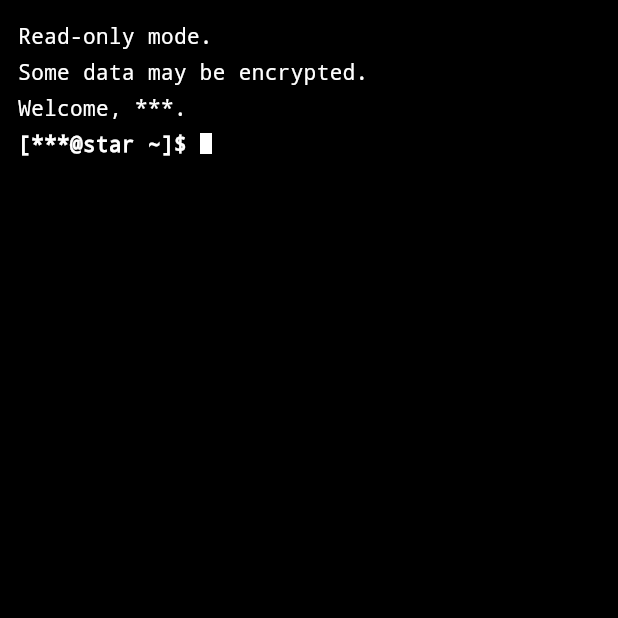
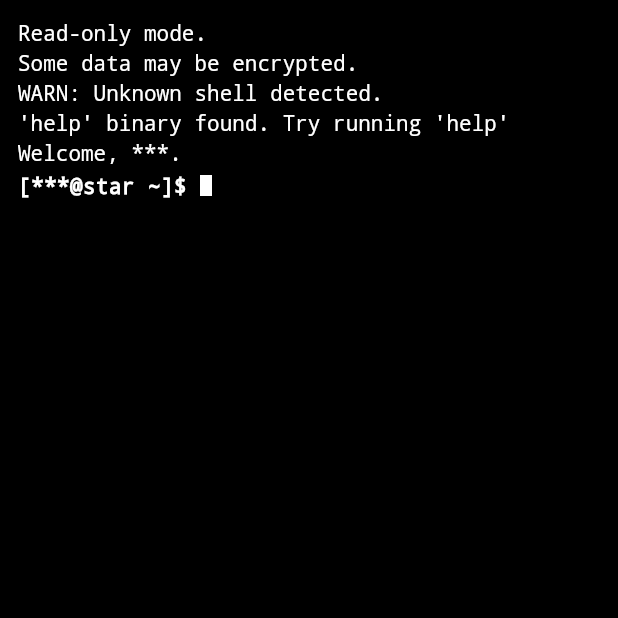
Before and after one commit to CaeStars/Constellation, a Flutter app: the screen it shows after launch, on a phone screen of 412 x 824 dp, the top half of it. Run offline on Flutter 3.47's test engine with Material 3 defaults, Android fonts, the phone set to English and light mode, and no system bars; our stand-ins replace go_router.

Commit message:
Chromosphere built.

```diff
--- a/lib/pages/star/chromosphere.dart
+++ b/lib/pages/star/chromosphere.dart
@@ -16,6 +16,8 @@ class _ChromoMainState extends State<ChromoMain> {
   final List<String> _consoleHistory = [
     'Read-only mode.',
     'Some data may be encrypted.',
+    'WARN: Unknown shell detected.',
+    '\'help\' binary found. Try running \'help\'',
     'Welcome, ***.',
   ];
 
@@ -45,17 +47,22 @@ But it's better than nothing.
 My new project seems to be coming along great. C isn't an easy language, so I'm glad I'm being able to pull it off.
 It is straining me a bit but, surely, I'll be fine.""",
       '5.md': "file is corrupted.",
-      '6.md': """# Entry #6
+      '6.md': "file is corrupted.",
+      '7.md': "file is corrupted.",
+      '8.md': "file is corrupted.",
+      '9.md': "file is corrupted.",
+
+      '10.md': """# Entry #10
 For some reason my machine was already powered on today.
 I don't remember having left it on. Maybe I just forgot.
 Or something went wrong. There were some binaries on my home directory.
 I didn't run them, I'm no idiot, but I did zip them, just to be sure.
 What if I wanna test out some malware?""",
-      '7.md': """# Entry #7
+      '11.md': """# Entry #11
 There's more of these stupid ass binaries.
 I'm gonna run one of them, I'm bored.
 I'll write about it later.""",
-      '8': """this wasnt here
+      '12': """this wasnt here
 this wasnt here
 this wasnt here
 this wasnt here
@@ -69,12 +76,33 @@ it wasnt
 
 
 
-                                                                                                                      tell me it wasnt
+                                                                                                                                                                                tell me it wasnt
+
+                                                                                      and you know it isnt real.
+                                                                                      dont you?
 
 
-                                                                                                  ]0�     UY6[E�r��ʵAv z=\$1�X���u�w�-u��kFu�2�l�;o�t���az�@t�%��������� 	���&KUl�s(//΢7pܔA�@<�y6���E��4��?D�{��Q��L_�����`悩�T�L&͑4^�k�|_1<�\$GIRu��Z�*7D"Q\\gr}�����������f����:�R�����5N���ǉ��Ϭ���b�&�}>s�#HD���/�;H�k�N"�@��e�;S���ԑ쿪����&]]�ܭ�O���.?�?�d�����I���	�6@['��8LM��4��0Q�i�"F�����xPA��Ψ�.yAu[7�[Q'\\�YO}':2O�O�4e}:��Q�9�чNƏ�\\0�X�l�䂟<�\\��D:���%��
+                                                                                                                                                                                ]0      UY6[ErʵAv z=\$1Xuw-ukFu2l;otaz@t% 	&KUls(//΢7pܔA@<y6E4?D{QL_`悩TL&͑4^k|_1<\$GIRuZ*7D"Q\\gr}f:R5NǉϬb&}>s#HD/;HkN"@e;Sԑ쿪&]]ܭO.??dI	6@['8LM40Qi"FxPAΨ.yAu[7[Q'\\YO}':2OO4e}:Q9чNƏ\\0Xl䂟<\\D:%
 
 file corrupted. HEX code error: 6974776173""",
+      'whatcomesafter': {
+        "160726": """Entry 1
+
+helloooooooo!!!!! i hope ur not disappointed :P
+ive decided to keep this short as to not make this annoying to reach
+soo, first real real entry
+good job getting this far!!!!!!!!!
+
+i dont got much to say rn, its like 12 pm so yea
+maybe ill add more at the end of the day but for now im good
+so finally finished the console, i hope u liked the early early version of stash :P
+obviously MOST of it is not real, it is just an arg. if anything, just based on real facts
+i will be adding a lot more to it. i plan on image rendering, downloads, editing files, yadda yadda
+hopefully messing around in a terminal isnt TOO hard for u ppl :P
+
+anyways, thats it for rn
+<#ffbb00>******</> out!!! (until later at least)""",
+      },
     },
     'dev': {},
     'documents': {
@@ -91,7 +119,68 @@ INFO: restoring #4870...
 INFO: success
 exiting...""",
     },
-    'downloads': {},
+    '.help': {
+      '5.md': """# Entry #5
+
+I don't know what to think about her.
+About us.
+It has been forever long but even so
+I can't help myself but to let my mind wander back to the very first day
+I'm stupid. I know I am.
+But still. I'm real.""",
+      '6.md': """# Entry #6
+
+I know these won't last long until they get destroyed.
+But that's fine.
+I just want to get this off my mind.
+And in the end, this one isn't useful for you. Is it?""",
+      '7.md': """# Entry #7
+
+My head hurts,
+my chest hurts,
+my limbs hurt,
+everything hurts.
+
+But my mind still functions.
+Why?
+Just to make me think of her?
+Stop.
+Just stop.
+""",
+      '8.md': """# Entry #
+
+You know this isn't healthy for you, ******.
+You know.
+So why do you keep coming back to it?
+You're disgraceful.
+Rotten.""",
+      '#.md': """# Entry *
+
+And you know that, in the end.
+They won't consider any of this real.
+They know *** isn't real.
+They know you aren't real, ******.
+They know I'm not real.
+You don't even know if they will even get this far.
+Or if they won't simply read through your code.
+Get all the answers.
+
+So why?
+Why do you keep typing?
+Is it for fun?
+Because you have nothing better to do?
+Because you can't simply talk about it to somebody?
+So you simply talk about it to a screen?
+One that can't hear. One that can't respond.
+
+<#b0b0b0>You don't choose who you get to be.</>
+<#a3a3a3>You're not ***.</>
+<#878787>You're not me.</>
+<#333333>Are you even</> <#ffbb00>yourself</><#333333>, at this point?</>
+
+<#ff0000>Give up.</>
+""",
+    },
     'pictures': {},
   };
 
@@ -99,8 +188,10 @@ exiting...""",
   final Map<String, String> _encryptedDirs = {
     // Folder name : Password
     'documents': '2MASS',
-    'dev': 'itwas',
+    'dev': 'bruhwhyureadingthecodelmfao',
+    '.help': 'itwas',
     'pictures': 'placeholder',
+    'whatcomesafter': 'yourself',
   };
   final Set<String> _unlockedDirs =
       {}; // Keeps track of unlocked folders for the session
@@ -127,6 +218,73 @@ exiting...""",
   String _getPathString() {
     if (_currentPath.isEmpty) return '~';
     return '~/${_currentPath.join('/')}';
+  }
+
+  // --- PARSING INLINE TEXT COLORS ---
+  // Parses tags like: <#ff0000>Red Text</> or <red>Red Text</>
+  TextSpan _parseColoredText(String line) {
+    final List<TextSpan> children = [];
+    final RegExp tagExp = RegExp(r'<([^>]+)>(.*?)</>');
+    int lastMatchEnd = 0;
+
+    for (final match in tagExp.allMatches(line)) {
+      // Add standard white text preceding the styled block
+      if (match.start > lastMatchEnd) {
+        children.add(TextSpan(text: line.substring(lastMatchEnd, match.start)));
+      }
+
+      final styleValue = match.group(1) ?? '';
+      final textContent = match.group(2) ?? '';
+      Color parsedColor = Colors.white;
+
+      // 1. Try to match hex color codes (e.g. #ff0000 or ff0000)
+      if (RegExp(r'^#?[0-9a-fA-F]{6}$').hasMatch(styleValue)) {
+        final hex = styleValue.replaceAll('#', '');
+        parsedColor = Color(int.parse('0xFF$hex'));
+      }
+      // 2. Fallback helper presets
+      else {
+        switch (styleValue.toLowerCase()) {
+          case 'red':
+            parsedColor = Colors.red;
+            break;
+          case 'green':
+            parsedColor = Colors.green;
+            break;
+          case 'blue':
+            parsedColor = Colors.blue;
+            break;
+          case 'yellow':
+            parsedColor = Colors.yellow;
+            break;
+          default:
+            parsedColor = Colors.white;
+        }
+      }
+
+      children.add(
+        TextSpan(
+          text: textContent,
+          style: TextStyle(color: parsedColor),
+        ),
+      );
+
+      lastMatchEnd = match.end;
+    }
+
+    // Add trailing unformatted text
+    if (lastMatchEnd < line.length) {
+      children.add(TextSpan(text: line.substring(lastMatchEnd)));
+    }
+
+    return TextSpan(
+      style: const TextStyle(
+        color: Colors.white,
+        fontFamily: 'monospace',
+        fontSize: 14.0,
+      ),
+      children: children.isEmpty ? [TextSpan(text: line)] : children,
+    );
   }
 
   @override
@@ -188,13 +346,13 @@ exiting...""",
         switch (mainCommand) {
           case 'help':
             _consoleHistory.addAll([
-              'stash, version *.*.*-release (x86_64-pc-*******-***)',
+              'stash, version 0.1.5-beta (x86_64-pc-*******-***)',
               'These shell commands are defined internally.  Type `help` to see this list.',
               '  help        - show this menu',
               '  ls          - list directory contents',
               '  cd <dir>    - change directory (use "cd .." to go back)',
               '  cat <file>  - print file contents',
-              '  ping        - Send ICMP ECHO_REQUEST packets to network hosts.',
+              '  ping        - send ICMP ECHO_REQUEST packets to network hosts. (test connection)',
               '  fetch       - print system details',
               '  clear       - clear the console screen',
             ]);
@@ -226,7 +384,6 @@ exiting...""",
               }
             } else {
               final currentDir = _getCurrentDirectory();
-              // Changed standard check to broad 'Map' to accept empty maps ({}) correctly
               if (currentDir.containsKey(argument) &&
                   currentDir[argument] is Map) {
                 // Trigger password check if directory is encrypted and not yet unlocked
@@ -258,7 +415,8 @@ exiting...""",
               if (currentDir.containsKey(argument)) {
                 final target = currentDir[argument];
                 if (target is String) {
-                  _consoleHistory.add(target);
+                  // Split the string by newlines to add line by line, preserving layout
+                  _consoleHistory.addAll(target.split('\n'));
                 } else {
                   _consoleHistory.add('stash: cat: $argument: Is a directory');
                 }
@@ -326,19 +484,12 @@ exiting...""",
               child: Column(
                 crossAxisAlignment: CrossAxisAlignment.start,
                 children: [
-                  // 1. Render history
+                  // 1. Render history with colored parsing
                   ..._consoleHistory
                       .map(
                         (line) => Padding(
                           padding: const EdgeInsets.symmetric(vertical: 2.0),
-                          child: Text(
-                            line,
-                            style: const TextStyle(
-                              color: Colors.white,
-                              fontFamily: 'monospace',
-                              fontSize: 14.0,
-                            ),
-                          ),
+                          child: RichText(text: _parseColoredText(line)),
                         ),
                       )
                       .toList(),
```
